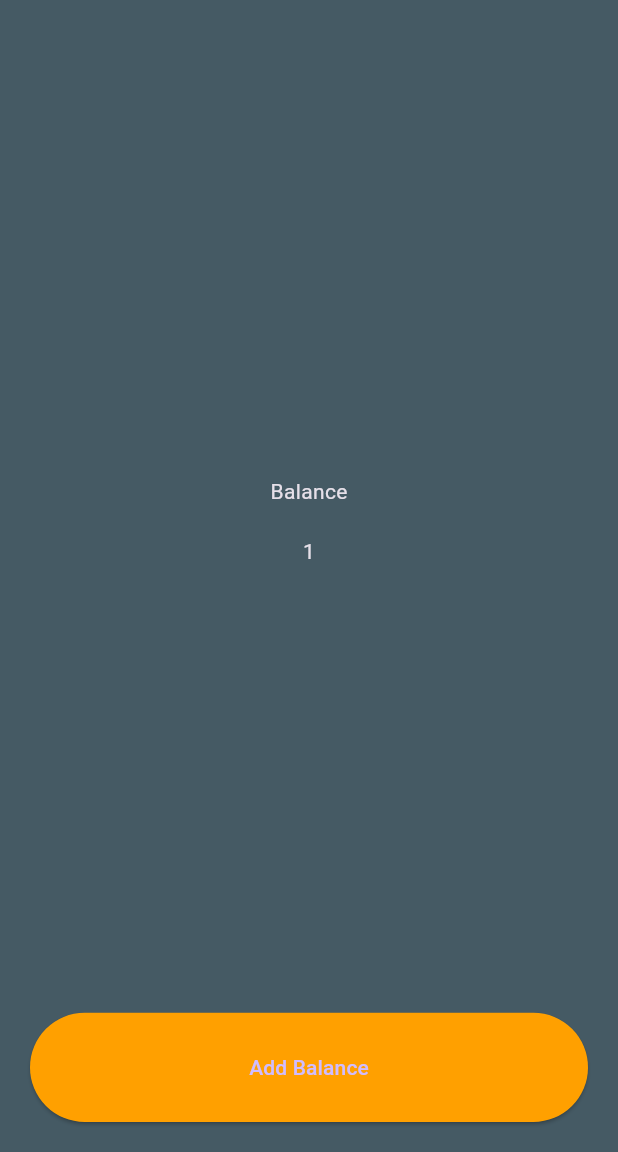
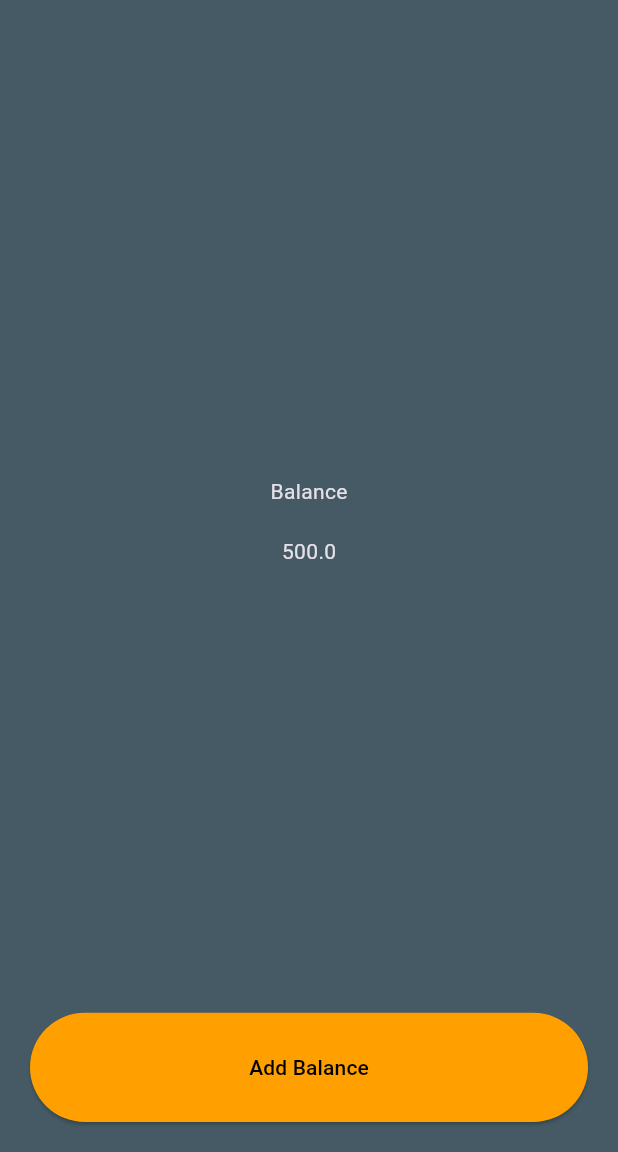
Before and after one commit to makgr/rbbankapp, a Flutter app: the screen it shows after launch, after a tap on "Add Balance", on a phone screen of 412 x 824 dp, the part 84-1236 px from its top. Run offline on Flutter 3.47's test engine with Material 3 defaults, Android fonts, the phone set to English and light mode, and no system bars.

Commit message:
addBalance function

```diff
--- a/lib/main.dart
+++ b/lib/main.dart
@@ -6,11 +6,20 @@ void main() {
   runApp(const MyApp());
 }
 
-class MyApp extends StatelessWidget {
+class MyApp extends StatefulWidget {
   const MyApp({super.key});
 
-  void aFunction() {
-    print("Button clicked.");
+  @override
+  State<MyApp> createState() => _MyAppState();
+}
+
+class _MyAppState extends State<MyApp> {
+  double balance = 0;
+
+  void addbalance() {
+    setState(() {
+      balance += 500;
+    });
   }
 
   @override
@@ -43,18 +52,21 @@ class MyApp extends StatelessWidget {
                     SizedBox(
                       height: 20,
                     ),
-                    Text("1"),
+                    Text("$balance"),
                   ],
                 ),
               ),
               Expanded(
                 flex: 1,
                 child: ElevatedButton(
-                  onPressed: aFunction,
+                  onPressed: addbalance,
                   style: ElevatedButton.styleFrom(
                       backgroundColor: Colors.amber[700],
                       minimumSize: Size(double.infinity, 0)),
-                  child: Text("Add Balance"),
+                  child: Text(
+                    "Add Balance",
+                    style: TextStyle(color: Colors.black),
+                  ),
                 ),
               ),
             ],
```
